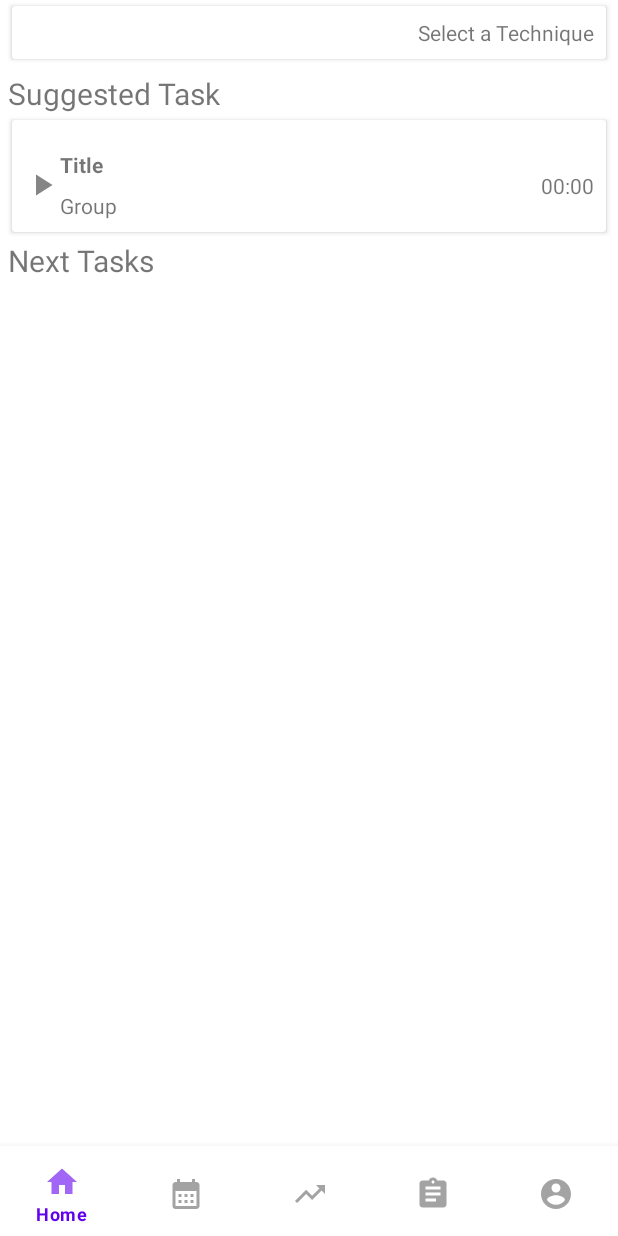
After one commit to padm-2022-q1/EsTo-Do-easy, an Android app: the layout fragment_home_.xml on its own in the app's theme, with its tools: preview values and no code run, on a phone screen of 412 x 824 dp. The commit adds this screen. Run offline under Robolectric (Android 15) with nearby library versions, the phone set to English and light mode, and no system bars.

```diff
--- /dev/null
+++ b/app/src/main/res/layout/fragment_home_.xml
@@ -0,0 +1,151 @@
+<?xml version="1.0" encoding="utf-8"?>
+<androidx.constraintlayout.widget.ConstraintLayout xmlns:android="http://schemas.android.com/apk/res/android"
+    xmlns:tools="http://schemas.android.com/tools"
+    android:layout_width="match_parent"
+    android:layout_height="match_parent"
+    xmlns:app="http://schemas.android.com/apk/res-auto">
+
+    <androidx.cardview.widget.CardView
+        android:id="@+id/cardview_study_techniques_item_selector"
+        android:layout_width="match_parent"
+        android:layout_height="wrap_content"
+        android:layout_marginHorizontal="8dp"
+        android:layout_marginVertical="4dp"
+        android:elevation="2dp"
+        app:layout_constraintTop_toTopOf="parent"
+        app:layout_constraintBottom_toTopOf="@id/suggested_task_item_label"
+        >
+
+        <androidx.constraintlayout.widget.ConstraintLayout
+            android:layout_width="match_parent"
+            android:layout_height="match_parent"
+            android:padding="8dp">
+
+            <TextView
+                android:id="@+id/study_techniques_item_selector_label"
+                android:layout_width="wrap_content"
+                android:layout_height="wrap_content"
+                android:ellipsize="end"
+                android:maxLines="4"
+                android:text="@string/study_techniques_item_selector_label"
+
+                app:layout_constraintTop_toTopOf="parent"
+                app:layout_constraintEnd_toEndOf="parent" />
+
+        </androidx.constraintlayout.widget.ConstraintLayout>
+    </androidx.cardview.widget.CardView>
+
+    <TextView
+        android:id="@+id/suggested_task_item_label"
+        android:layout_width="match_parent"
+        android:layout_height="wrap_content"
+        app:layout_constraintStart_toStartOf="@id/cardview_study_techniques_item_selector"
+        app:layout_constraintTop_toBottomOf="@+id/cardview_study_techniques_item_selector"
+        app:layout_constraintBottom_toTopOf="@+id/cardview_suggested_task_item"
+        android:text="@string/suggested_task_label"
+        android:textSize="20sp"
+        android:layout_margin="5dp"
+        >
+
+    </TextView>
+
+    <androidx.cardview.widget.CardView
+        android:id="@+id/cardview_suggested_task_item"
+        android:layout_width="match_parent"
+        android:layout_height="wrap_content"
+        android:layout_marginHorizontal="8dp"
+        android:layout_marginVertical="4dp"
+        android:elevation="2dp"
+        app:layout_constraintTop_toBottomOf="@id/suggested_task_item_label"
+        tools:layout_editor_absoluteX="8dp">
+
+
+
+        <androidx.constraintlayout.widget.ConstraintLayout
+            android:layout_width="match_parent"
+            android:layout_height="match_parent"
+            android:padding="8dp">
+
+
+            <androidx.appcompat.widget.AppCompatImageButton
+                android:id="@+id/play_suggested_task_item"
+                android:layout_width="wrap_content"
+                android:layout_height="wrap_content"
+                android:background="@drawable/ic_action_play_task"
+                app:layout_constraintBottom_toTopOf="@+id/study_techniques_item_group"
+                app:layout_constraintStart_toStartOf="parent"
+                app:layout_constraintTop_toBottomOf="@+id/study_techniques_item_title">
+
+            </androidx.appcompat.widget.AppCompatImageButton>
+
+            <TextView
+                android:id="@+id/study_techniques_item_title"
+                android:layout_width="wrap_content"
+                android:layout_height="match_parent"
+                android:layout_marginTop="12dp"
+                android:text="@string/task_list_item_title_default"
+                android:textStyle="bold"
+                app:layout_constraintStart_toEndOf="@+id/play_suggested_task_item"
+                app:layout_constraintTop_toTopOf="parent" />
+
+            <TextView
+                android:id="@+id/study_techniques_item_group"
+                android:layout_width="wrap_content"
+                android:layout_height="wrap_content"
+                android:layout_marginTop="8dp"
+                android:ellipsize="end"
+                android:maxLines="4"
+                android:text="@string/study_techniques_item_group_label"
+                app:layout_constraintStart_toEndOf="@+id/play_suggested_task_item"
+                app:layout_constraintTop_toBottomOf="@id/study_techniques_item_title"
+                tools:ignore="DuplicateIds" />
+
+            <TextView
+                android:id="@+id/study_techniques_item_time_elapsed"
+                android:layout_width="wrap_content"
+                android:layout_height="wrap_content"
+                android:ellipsize="end"
+                android:maxLines="4"
+                android:text="@string/study_techniques_item_time_elapsed_default"
+                app:layout_constraintBottom_toTopOf="@+id/study_techniques_item_group"
+                app:layout_constraintEnd_toEndOf="parent"
+                app:layout_constraintTop_toBottomOf="@+id/study_techniques_item_title" />
+
+        </androidx.constraintlayout.widget.ConstraintLayout>
+
+    </androidx.cardview.widget.CardView>
+
+
+    <TextView
+        android:id="@+id/next_tasks_item_label"
+        android:layout_width="match_parent"
+        android:layout_height="wrap_content"
+        app:layout_constraintStart_toStartOf="@id/cardview_study_techniques_item_selector"
+        app:layout_constraintTop_toBottomOf="@+id/cardview_suggested_task_item"
+        app:layout_constraintBottom_toTopOf="@+id/recyclerview_next_tasks_list"
+        android:text="@string/next_tasks_item_label"
+        android:textSize="20sp"
+        android:layout_margin="5dp"
+        >
+
+    </TextView>
+
+    <androidx.recyclerview.widget.RecyclerView
+        android:id="@+id/recyclerview_next_tasks_list"
+        android:layout_width="match_parent"
+        android:layout_height="wrap_content"
+        android:scrollbars="vertical"
+        app:layoutManager="androidx.recyclerview.widget.LinearLayoutManager"
+        app:layout_constraintTop_toBottomOf="@id/next_tasks_item_label">
+
+    </androidx.recyclerview.widget.RecyclerView>
+
+    <com.google.android.material.bottomnavigation.BottomNavigationView
+        android:id="@+id/main_navigation"
+        android:layout_width="match_parent"
+        android:layout_height="wrap_content"
+        android:paddingTop="4dp"
+        app:layout_constraintBottom_toBottomOf="parent"
+        app:layout_constraintStart_toStartOf="parent"
+        app:menu="@menu/main_navigation_menu" />
+</androidx.constraintlayout.widget.ConstraintLayout>
--- a/app/src/main/res/navigation/mobile_navigation.xml
+++ b/app/src/main/res/navigation/mobile_navigation.xml
@@ -19,7 +19,7 @@
 
     <fragment
         android:id="@+id/navigation_details"
-        android:name="br.edu.ufabc.EsToDoeasy.view.TaskDetailsFragment" >
+        android:name="br.edu.ufabc.EsToDoeasy.view.NewTaskDetailsFragment" >
         <argument
             android:name="id"
             app:argType="long"
--- a/app/src/main/res/values/strings.xml
+++ b/app/src/main/res/values/strings.xml
@@ -26,4 +26,5 @@
     <string name="next_tasks_item_label">Next Tasks</string>
     <string name="default_group">Group</string>
     <string name="task_details_group_label">Group for this Task</string>
+    <string name="task_details_dependencies_label">Dependencies</string>
 </resources>
```
Also changed, not shown: app/src/main/assets/tasks.json (+41 -0 lines), app/src/main/java/br/edu/ufabc/EsToDoeasy/view/HomeFragment.kt (added, +83 -0 lines), app/src/main/res/layout/fragment_new_task_details.xml (+10 -10 lines), app/src/main/res/layout/fragment_study_techniques_item.xml (added, +44 -0 lines), app/src/main/res/layout/fragment_study_techniques_select.xml (added, +19 -0 lines), app/src/main/res/layout/next_task_list_item.xml (added, +61 -0 lines).
